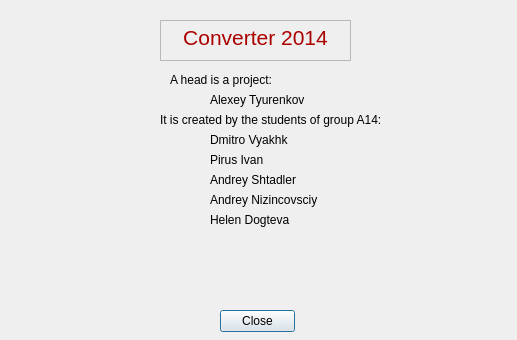
Old version of the form AdditionalFiles/modal_window.ui in the repository ITAAcademy/ITAInformator.
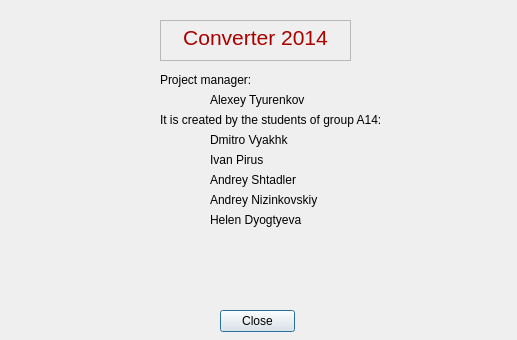
New version of the form.

What changed in the file:
```diff
--- a/AdditionalFiles/modal_window.ui
+++ b/AdditionalFiles/modal_window.ui
@@ -57,14 +57,14 @@
    <widget class="QLabel" name="label">
     <property name="geometry">
      <rect>
-      <x>150</x>
+      <x>140</x>
       <y>60</y>
       <width>171</width>
       <height>20</height>
      </rect>
     </property>
     <property name="text">
-     <string>A head is a project:</string>
+     <string>Project manager:</string>
     </property>
    </widget>
    <widget class="QLabel" name="label_2">
@@ -116,7 +116,7 @@
      </rect>
     </property>
     <property name="text">
-     <string>Pirus Ivan</string>
+     <string>Ivan Pirus     </string>
     </property>
    </widget>
    <widget class="QLabel" name="label_6">
@@ -142,7 +142,7 @@
      </rect>
     </property>
     <property name="text">
-     <string>Andrey Nizincovsciy</string>
+     <string>Andrey Nizinkovskiy</string>
     </property>
    </widget>
    <widget class="QLabel" name="label_8">
@@ -155,7 +155,7 @@
      </rect>
     </property>
     <property name="text">
-     <string>Helen Dogteva</string>
+     <string>Helen Dyogtyeva</string>
     </property>
    </widget>
   </widget>
```
